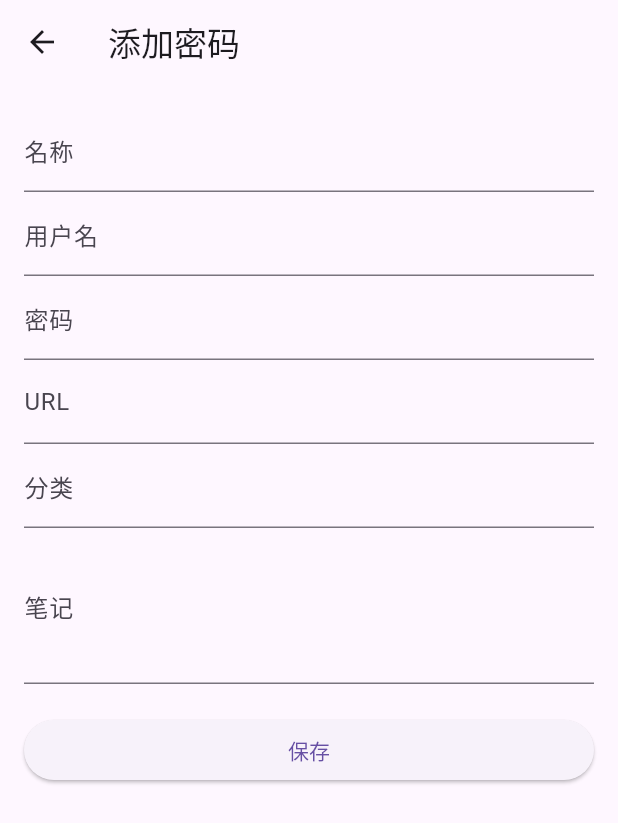
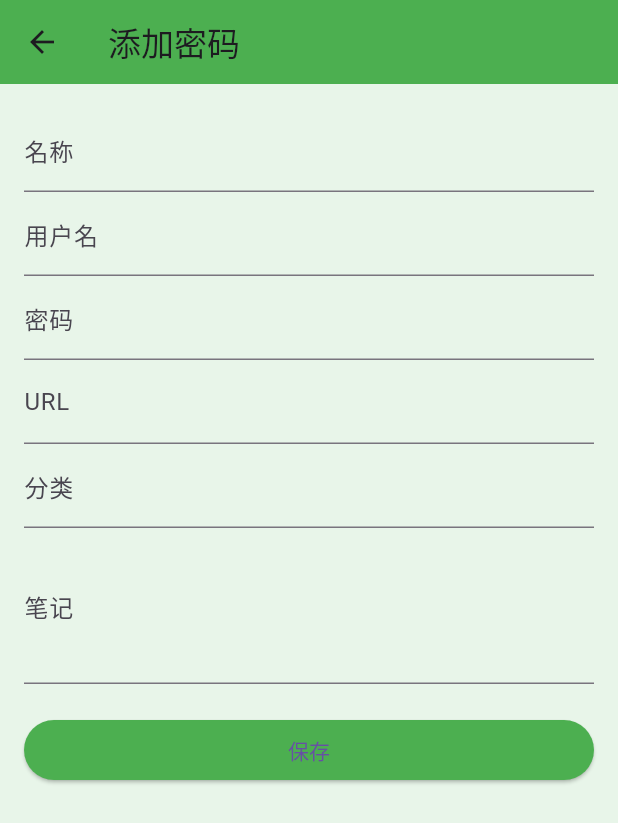
Before and after one commit to could-ai/0198fbce-7cee-7a2d-81c6-361275e9318e, a Flutter app: the screen it shows after launch, after a tap on the "add" icon, on a phone screen of 412 x 824 dp. Shown: the top 823 px of the screen. Run offline on Flutter 3.47's test engine with Material 3 defaults, Android fonts, the phone set to English and light mode, and no system bars; our stand-ins replace shared_preferences.

Commit message:
修改了MaterialApp的主题配置，将应用背景改为绿色主题。移除了darkTheme和themeMode.system，改为使用自定义的绿色主题，其中包括绿色的主色调、脚手架背景色（浅绿色）、AppBar背景色、按钮主题等，以提供一致的绿色视觉体验。这使得整个应用的背景和主要UI元素都采用绿色调，提升了用户界面的美观性和品牌一致性。

```diff
--- a/usr/lib/main.dart
+++ b/usr/lib/main.dart
@@ -14,9 +14,22 @@ class PasswordManagerApp extends StatelessWidget {
     return MaterialApp(
       title: '强大密码管理器',
       debugShowCheckedModeBanner: false,
-      theme: ThemeData.light(),
-      darkTheme: ThemeData.dark(),
-      themeMode: ThemeMode.system,
+      theme: ThemeData(
+        primaryColor: Colors.green,
+        scaffoldBackgroundColor: Colors.green.shade50,
+        appBarTheme: AppBarTheme(
+          backgroundColor: Colors.green,
+        ),
+        elevatedButtonTheme: ElevatedButtonThemeData(
+          style: ElevatedButton.styleFrom(
+            backgroundColor: Colors.green,
+          ),
+        ),
+        floatingActionButtonTheme: FloatingActionButtonThemeData(
+          backgroundColor: Colors.green,
+        ),
+      ),
+      themeMode: ThemeMode.light,
       home: const PasswordListScreen(),
     );
   }
@@ -212,7 +225,6 @@ class PasswordDetailScreen extends StatelessWidget {
           Text('笔记: ${password.notes}'),
         ],
       ),
-      ),
     );
   }
 }
```
Lines whose indentation alone changed are shown as unchanged.
